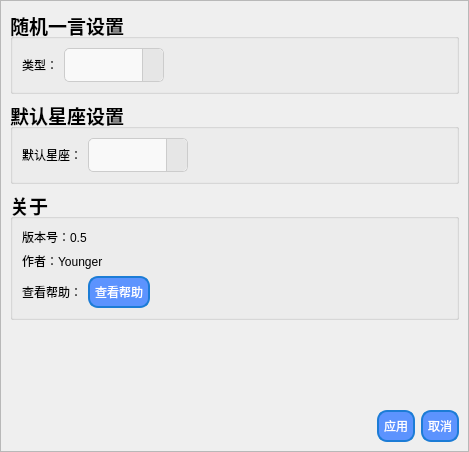
Above: ui/setting.ui from Younger-Chan/everyday before the change. Below: the same form after it.
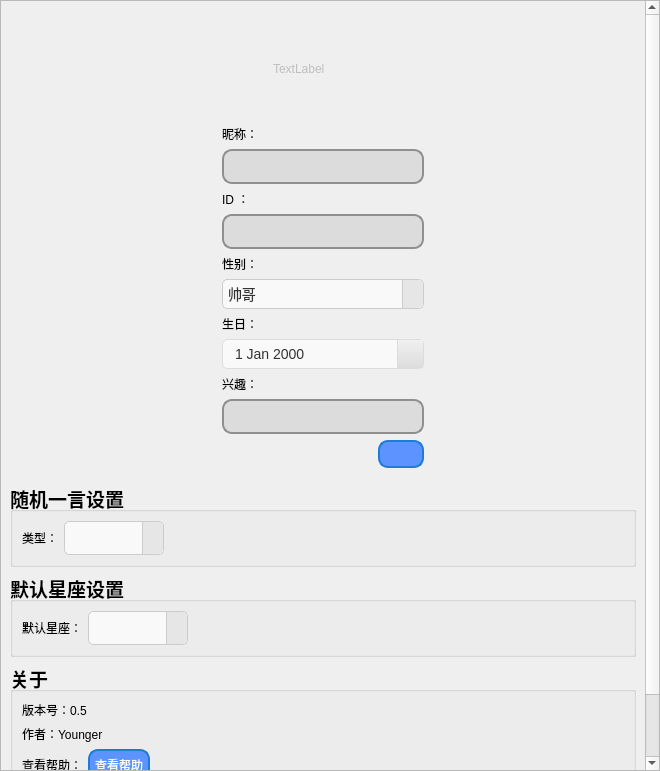
That is the form after the change. Icons and pictures are not drawn.

Commit message: 添加个人资料卡片

What changed in the file:
```diff
--- a/ui/setting.ui
+++ b/ui/setting.ui
@@ -6,8 +6,8 @@
    <rect>
     <x>0</x>
     <y>0</y>
-    <width>469</width>
-    <height>452</height>
+    <width>660</width>
+    <height>771</height>
    </rect>
   </property>
   <property name="windowTitle">
@@ -36,15 +36,483 @@
        <rect>
         <x>0</x>
         <y>0</y>
-        <width>467</width>
-        <height>450</height>
+        <width>658</width>
+        <height>769</height>
        </rect>
       </property>
+      <layout class="QVBoxLayout" name="verticalLayout_9">
+       <item>
+        <layout class="QVBoxLayout" name="verticalLayout_8">
+         <item>
+          <widget class="QWidget" name="widget" native="true">
+           <layout class="QVBoxLayout" name="verticalLayout_10">
+            <item>
+             <layout class="QHBoxLayout" name="horizontalLayout_3">
+              <item>
+               <spacer name="horizontalSpacer_7">
+                <property name="orientation">
+                 <enum>Qt::Horizontal</enum>
+                </property>
+                <property name="sizeHint" stdset="0">
+                 <size>
+                  <width>40</width>
+                  <height>20</height>
+                 </size>
+                </property>
+               </spacer>
+              </item>
+              <item>
+               <layout class="QVBoxLayout" name="verticalLayout_7">
+                <item>
       <layout class="QVBoxLayout" name="verticalLayout_6">
        <item>
-        <layout class="QVBoxLayout" name="verticalLayout_5" stretch="10,0">
+                   <layout class="QHBoxLayout" name="horizontalLayout_12">
          <item>
-          <layout class="QVBoxLayout" name="verticalLayout_4">
+                     <spacer name="horizontalSpacer_5">
+                      <property name="orientation">
+                       <enum>Qt::Horizontal</enum>
+                      </property>
+                      <property name="sizeHint" stdset="0">
+                       <size>
+                        <width>40</width>
+                        <height>20</height>
+                       </size>
+                      </property>
+                     </spacer>
+                    </item>
+                    <item>
+                     <widget class="QLabel" name="l_tx">
+                      <property name="enabled">
+                       <bool>false</bool>
+                      </property>
+                      <property name="minimumSize">
+                       <size>
+                        <width>100</width>
+                        <height>100</height>
+                       </size>
+                      </property>
+                      <property name="maximumSize">
+                       <size>
+                        <width>100</width>
+                        <height>100</height>
+                       </size>
+                      </property>
+                      <property name="styleSheet">
+                       <string notr="true">border-radius: 50px; </string>
+                      </property>
+                      <property name="text">
+                       <string>TextLabel</string>
+                      </property>
+                     </widget>
+                    </item>
+                    <item>
+                     <spacer name="horizontalSpacer_6">
+                      <property name="orientation">
+                       <enum>Qt::Horizontal</enum>
+                      </property>
+                      <property name="sizeHint" stdset="0">
+                       <size>
+                        <width>40</width>
+                        <height>20</height>
+                       </size>
+                      </property>
+                     </spacer>
+                    </item>
+                   </layout>
+                  </item>
+                  <item>
+                   <layout class="QVBoxLayout" name="verticalLayout_5">
+                    <item>
+                     <widget class="QLabel" name="label_7">
+                      <property name="text">
+                       <string>昵称：</string>
+                      </property>
+                     </widget>
+                    </item>
+                    <item>
+                     <widget class="QLineEdit" name="le_nick">
+                      <property name="enabled">
+                       <bool>false</bool>
+                      </property>
+                      <property name="styleSheet">
+                       <string notr="true">QLineEdit {
+    background-color: #f0f0f0; /* 背景颜色 */
+    border: 2px solid #8f8f8f; /* 边框 */
+    border-radius: 10px; /* 圆角 */
+    padding: 5px; /* 内边距 */
+    font-size: 16px; /* 字体大小 */
+    color: #333; /* 文本颜色 */
+}
+
+QLineEdit:hover {
+    border: 2px solid #0078d7; /* 鼠标悬停时的边框颜色 */
+}
+
+QLineEdit:focus {
+    border: 2px solid #0078d7; /* 获得焦点时的边框颜色 */
+    background-color: #ffffff; /* 获得焦点时的背景颜色 */
+}
+
+QLineEdit:disabled {
+    background-color: #dcdcdc; /* 禁用状态时的背景颜色 */
+    color: #a0a0a0; /* 禁用状态时的文本颜色 */
+}
+
+QLineEdit::placeholder {
+    color: #888888; /* 占位符颜色 */
+    font-style: italic; /* 占位符字体样式 */
+}
+</string>
+                      </property>
+                     </widget>
+                    </item>
+                    <item>
+                     <widget class="QLabel" name="label_8">
+                      <property name="text">
+                       <string>ID ：</string>
+                      </property>
+                     </widget>
+                    </item>
+                    <item>
+                     <widget class="QLineEdit" name="le_id">
+                      <property name="enabled">
+                       <bool>false</bool>
+                      </property>
+                      <property name="styleSheet">
+                       <string notr="true">QLineEdit {
+    background-color: #f0f0f0; /* 背景颜色 */
+    border: 2px solid #8f8f8f; /* 边框 */
+    border-radius: 10px; /* 圆角 */
+    padding: 5px; /* 内边距 */
+    font-size: 16px; /* 字体大小 */
+    color: #333; /* 文本颜色 */
+}
+
+QLineEdit:hover {
+    border: 2px solid #0078d7; /* 鼠标悬停时的边框颜色 */
+}
+
+QLineEdit:focus {
+    border: 2px solid #0078d7; /* 获得焦点时的边框颜色 */
+    background-color: #ffffff; /* 获得焦点时的背景颜色 */
+}
+
+QLineEdit:disabled {
+    background-color: #dcdcdc; /* 禁用状态时的背景颜色 */
+    color: #a0a0a0; /* 禁用状态时的文本颜色 */
+}
+
+QLineEdit::placeholder {
+    color: #888888; /* 占位符颜色 */
+    font-style: italic; /* 占位符字体样式 */
+}
+</string>
+                      </property>
+                     </widget>
+                    </item>
+                    <item>
+                     <widget class="QLabel" name="label_9">
+                      <property name="text">
+                       <string>性别：</string>
+                      </property>
+                     </widget>
+                    </item>
+                    <item>
+                     <widget class="QComboBox" name="comboBox">
+                      <property name="enabled">
+                       <bool>false</bool>
+                      </property>
+                      <property name="styleSheet">
+                       <string notr="true">/* 设置 QComboBox 的整体样式 */
+QComboBox {
+    font-family: &quot;Microsoft YaHei&quot;;
+    font-size: 14px;
+    color: #333333;
+    padding: 5px;
+    border: 1px solid #CCCCCC;
+    border-radius: 5px;
+    background-color: #F9F9F9;
+}
+
+/* 设置 QComboBox 下拉按钮的样式 */
+QComboBox::drop-down {
+    subcontrol-origin: padding;
+    subcontrol-position: top right;
+    width: 20px;
+    border-left: 1px solid #CCCCCC;
+    background-color: #E6E6E6;
+    border-top-right-radius: 5px;
+    border-bottom-right-radius: 5px;
+}
+
+/* 设置 QComboBox 下拉箭头的样式 */
+QComboBox::down-arrow {
+	image: url(:/tool/tool/bottom.png);
+    width: 10px;
+    height: 10px;
+}
+
+/* 设置 QComboBox 下拉列表的样式 */
+QComboBox QAbstractItemView {
+    border: 1px solid #CCCCCC;
+    selection-background-color: #B3E5FC;
+    background-color: #FFFFFF;
+    outline: 0;
+}
+
+/* 设置 QComboBox 下拉列表项的样式 */
+QComboBox QAbstractItemView::item {
+    height: 25px;
+    color: #333333;
+    padding-left: 10px;
+}
+
+/* 设置 QComboBox 下拉列表项悬停时的样式 */
+QComboBox QAbstractItemView::item:hover {
+    background-color: #E0F7FA;
+}
+
+/* 设置 QComboBox 下拉列表项选中时的样式 */
+QComboBox QAbstractItemView::item:selected {
+    background-color: #B3E5FC;
+    color: #000000;
+}
+</string>
+                      </property>
+                      <item>
+                       <property name="text">
+                        <string>帅哥</string>
+                       </property>
+                      </item>
+                      <item>
+                       <property name="text">
+                        <string>美女</string>
+                       </property>
+                      </item>
+                      <item>
+                       <property name="text">
+                        <string>保密</string>
+                       </property>
+                      </item>
+                     </widget>
+                    </item>
+                    <item>
+                     <widget class="QLabel" name="label_10">
+                      <property name="text">
+                       <string>生日：</string>
+                      </property>
+                     </widget>
+                    </item>
+                    <item>
+                     <widget class="QDateEdit" name="dateEdit">
+                      <property name="enabled">
+                       <bool>false</bool>
+                      </property>
+                      <property name="styleSheet">
+                       <string notr="true">QDateEdit {
+    background-color: #f9f9f9; /* 背景颜色 */
+    border: 1px solid #dcdcdc; /* 边框颜色 */
+    border-radius: 5px; /* 圆角 */
+    padding: 5px 10px; /* 内边距 */
+    font-size: 14px; /* 字体大小 */
+    color: #333333; /* 文本颜色 */
+}
+
+QDateEdit:hover {
+    border: 1px solid #66afe9; /* 鼠标悬停时的边框颜色 */
+}
+
+QDateEdit:focus {
+    border: 1px solid #66afe9; /* 获得焦点时的边框颜色 */
+    background-color: #ffffff; /* 获得焦点时的背景颜色 */
+}
+
+QDateEdit::drop-down {
+    subcontrol-origin: padding;
+    subcontrol-position: top right; /* 下拉按钮位置 */
+    width: 25px; /* 下拉按钮宽度 */
+    border-left: 1px solid #dcdcdc; /* 左侧边框颜色 */
+    background: qlineargradient(x1:0, y1:0, x2:0, y2:1, stop:0 #f0f0f0, stop:1 #dcdcdc); /* 渐变背景 */
+}
+
+QDateEdit::down-arrow {
+    image: url(:/tool/tool/bottom.png); /* 自定义下拉箭头图标 */
+    width: 12px; /* 下拉箭头宽度 */
+    height: 12px; /* 下拉箭头高度 */
+}
+
+QDateEdit QCalendarWidget QToolButton {
+    height: 20px; /* 日期选择器按钮高度 */
+    width: 20px; /* 日期选择器按钮宽度 */
+    color: #333333; /* 按钮文本颜色 */
+    background-color: #f0f0f0; /* 按钮背景颜色 */
+    border: none; /* 去掉按钮边框 */
+    border-radius: 5px; /* 按钮圆角 */
+}
+
+QDateEdit QCalendarWidget QToolButton::hover {
+    background-color: #e6e6e6; /* 鼠标悬停时的背景颜色 */
+}
+
+QDateEdit QCalendarWidget QToolButton::checked {
+    background-color: #66afe9; /* 被选中时的背景颜色 */
+    color: #ffffff; /* 被选中时的文本颜色 */
+}
+
+QDateEdit QCalendarWidget QMenu {
+    background-color: #ffffff; /* 日期选择器的背景颜色 */
+    border: 1px solid #dcdcdc; /* 日期选择器的边框颜色 */
+}
+
+QDateEdit QCalendarWidget QWidget {
+    background-color: #ffffff; /* 日期选择器背景颜色 */
+}
+
+QDateEdit QCalendarWidget QAbstractItemView {
+    background-color: #ffffff; /* 日期选择器的下拉菜单背景颜色 */
+    selection-background-color: #66afe9; /* 选中项的背景颜色 */
+    selection-color: #ffffff; /* 选中项的文本颜色 */
+}
+</string>
+                      </property>
+                      <property name="calendarPopup">
+                       <bool>true</bool>
+                      </property>
+                     </widget>
+                    </item>
+                    <item>
+                     <widget class="QLabel" name="label_11">
+                      <property name="text">
+                       <string>兴趣：</string>
+                      </property>
+                     </widget>
+                    </item>
+                    <item>
+                     <widget class="QLineEdit" name="le_xq">
+                      <property name="enabled">
+                       <bool>false</bool>
+                      </property>
+                      <property name="styleSheet">
+                       <string notr="true">QLineEdit {
+    background-color: #f0f0f0; /* 背景颜色 */
+    border: 2px solid #8f8f8f; /* 边框 */
+    border-radius: 10px; /* 圆角 */
+    padding: 5px; /* 内边距 */
+    font-size: 16px; /* 字体大小 */
+    color: #333; /* 文本颜色 */
+}
+
+QLineEdit:hover {
+    border: 2px solid #0078d7; /* 鼠标悬停时的边框颜色 */
+}
+
+QLineEdit:focus {
+    border: 2px solid #0078d7; /* 获得焦点时的边框颜色 */
+    background-color: #ffffff; /* 获得焦点时的背景颜色 */
+}
+
+QLineEdit:disabled {
+    background-color: #dcdcdc; /* 禁用状态时的背景颜色 */
+    color: #a0a0a0; /* 禁用状态时的文本颜色 */
+}
+
+QLineEdit::placeholder {
+    color: #888888; /* 占位符颜色 */
+    font-style: italic; /* 占位符字体样式 */
+}
+</string>
+                      </property>
+                     </widget>
+                    </item>
+                   </layout>
+                  </item>
+                 </layout>
+                </item>
+                <item>
+                 <layout class="QHBoxLayout" name="horizontalLayout_2">
+                  <item>
+                   <spacer name="horizontalSpacer_9">
+                    <property name="orientation">
+                     <enum>Qt::Horizontal</enum>
+                    </property>
+                    <property name="sizeHint" stdset="0">
+                     <size>
+                      <width>40</width>
+                      <height>20</height>
+                     </size>
+                    </property>
+                   </spacer>
+                  </item>
+                  <item>
+                   <widget class="QPushButton" name="pushButton">
+                    <property name="sizePolicy">
+                     <sizepolicy hsizetype="Fixed" vsizetype="Fixed">
+                      <horstretch>0</horstretch>
+                      <verstretch>0</verstretch>
+                     </sizepolicy>
+                    </property>
+                    <property name="styleSheet">
+                     <string notr="true">/* 设置 QPushButton 的基本样式 */
+QPushButton {
+    color: white; /* 文字颜色 */
+    background-color: #5c93fe; /* 背景色 */
+    border-style: solid; /* 边框样式 */
+    border-width: 2px; /* 边框宽度 */
+    border-radius: 10px; /* 边框圆角 */
+    border-color: #1c7cd6; /* 边框颜色 */
+    padding: 5px; /* 内边距 */
+}
+
+/* 设置鼠标悬停时的样式 */
+QPushButton:hover {
+    background-color: #1c7cd6; /* 鼠标悬停时的背景色 */
+    border-color: #5c93fe; /* 鼠标悬停时的边框颜色 */
+}
+
+/* 设置鼠标按下时的样式 */
+QPushButton:pressed {
+    background-color: #555555; /* 鼠标按下时的背景色 */
+    border-color: #333333; /* 鼠标按下时的边框颜色 */
+}
+
+/* 设置禁用状态的样式 */
+QPushButton:disabled {
+    background-color: #cccccc; /* 禁用状态的背景色 */
+    border-color: #aaaaaa; /* 禁用状态的边框颜色 */
+    color: #666666; /* 禁用状态的文字颜色 */
+}</string>
+                    </property>
+                    <property name="text">
+                     <string/>
+                    </property>
+                    <property name="icon">
+                     <iconset resource="../rc/icon.qrc">
+                      <normaloff>:/tool/tool/data-checkbox.png</normaloff>:/tool/tool/data-checkbox.png</iconset>
+                    </property>
+                   </widget>
+                  </item>
+                 </layout>
+                </item>
+               </layout>
+              </item>
+              <item>
+               <spacer name="horizontalSpacer_8">
+                <property name="orientation">
+                 <enum>Qt::Horizontal</enum>
+                </property>
+                <property name="sizeHint" stdset="0">
+                 <size>
+                  <width>40</width>
+                  <height>20</height>
+                 </size>
+                </property>
+               </spacer>
+              </item>
+             </layout>
+            </item>
+           </layout>
+          </widget>
+         </item>
            <item>
             <widget class="QGroupBox" name="groupBox">
              <property name="font">
@@ -442,8 +910,6 @@
              </property>
             </spacer>
            </item>
-          </layout>
-         </item>
          <item>
           <layout class="QHBoxLayout" name="horizontalLayout_9">
            <item>
```
Left out of the diff: 4 changed lines with no effect on the pictures. Lines whose indentation alone changed are shown as unchanged.
